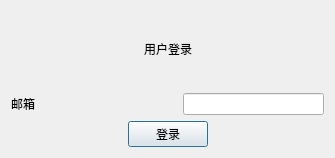
ZHZXOJ/Chat-user, file login.ui: the form before one commit.
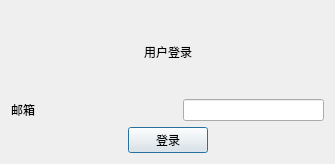
The form after the commit.

```diff
--- a/login.ui
+++ b/login.ui
@@ -7,13 +7,13 @@
     <x>0</x>
     <y>0</y>
     <width>335</width>
-    <height>158</height>
+    <height>164</height>
    </rect>
   </property>
   <property name="windowTitle">
    <string>Dialog</string>
   </property>
-  <layout class="QVBoxLayout" name="verticalLayout">
+  <layout class="QVBoxLayout" name="verticalLayout" stretch="3,4,4">
    <item>
     <layout class="QHBoxLayout" name="horizontalLayout">
      <item>
```
